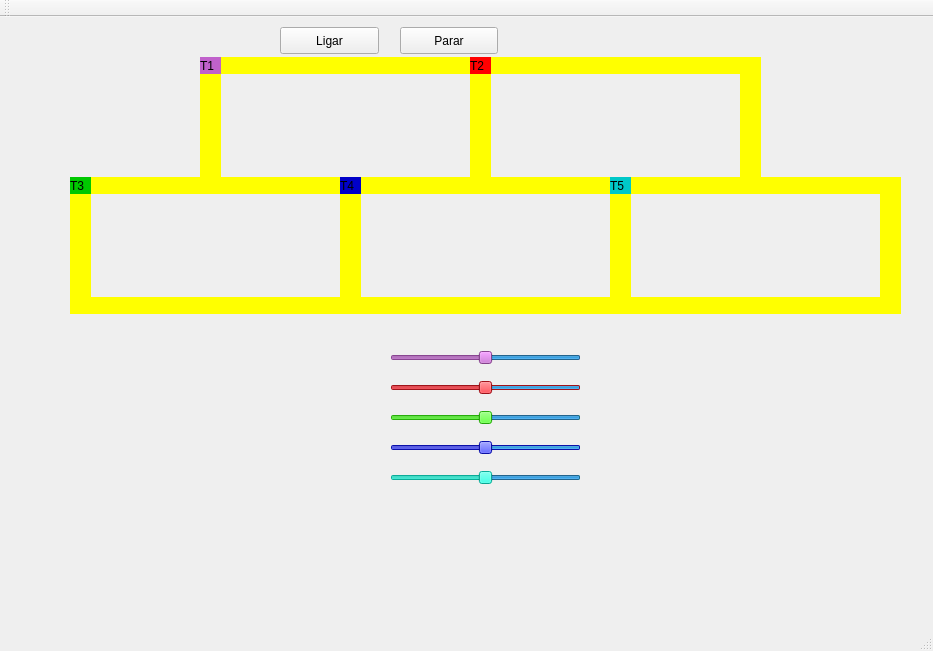
The window that mainwindow.ui (JoseLucioS/ProjetoDosTrens-SO) describes before a commit, drawn with Qt 5.
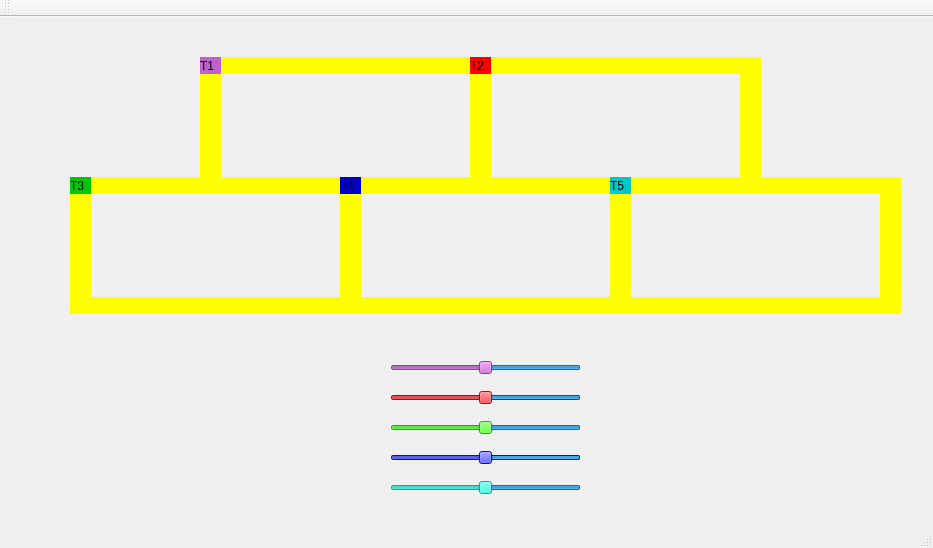
The same window after the commit.

Commit message: update: retirada dos botoes iniciar e parar

```diff
--- a/mainwindow.ui
+++ b/mainwindow.ui
@@ -7,7 +7,7 @@
     <x>0</x>
     <y>0</y>
     <width>933</width>
-    <height>651</height>
+    <height>548</height>
    </rect>
   </property>
   <property name="windowTitle">
@@ -185,32 +185,6 @@
      <string/>
     </property>
    </widget>
-   <widget class="QPushButton" name="pushButton">
-    <property name="geometry">
-     <rect>
-      <x>280</x>
-      <y>10</y>
-      <width>99</width>
-      <height>27</height>
-     </rect>
-    </property>
-    <property name="text">
-     <string>Ligar</string>
-    </property>
-   </widget>
-   <widget class="QPushButton" name="pushButton_2">
-    <property name="geometry">
-     <rect>
-      <x>400</x>
-      <y>10</y>
-      <width>98</width>
-      <height>27</height>
-     </rect>
-    </property>
-    <property name="text">
-     <string>Parar</string>
-    </property>
-   </widget>
    <widget class="QLabel" name="label_trilho4_2">
     <property name="geometry">
      <rect>
@@ -279,7 +253,7 @@
     <property name="geometry">
      <rect>
       <x>390</x>
-      <y>330</y>
+      <y>340</y>
       <width>191</width>
       <height>21</height>
      </rect>
@@ -752,7 +726,7 @@
     <property name="geometry">
      <rect>
       <x>390</x>
-      <y>360</y>
+      <y>370</y>
       <width>191</width>
       <height>21</height>
      </rect>
@@ -1684,7 +1658,7 @@
     <property name="geometry">
      <rect>
       <x>390</x>
-      <y>390</y>
+      <y>400</y>
       <width>191</width>
       <height>21</height>
      </rect>
@@ -2151,7 +2125,7 @@
     <property name="geometry">
      <rect>
       <x>390</x>
-      <y>420</y>
+      <y>430</y>
       <width>191</width>
       <height>21</height>
      </rect>
@@ -2618,7 +2592,7 @@
     <property name="geometry">
      <rect>
       <x>390</x>
-      <y>450</y>
+      <y>460</y>
       <width>191</width>
       <height>21</height>
      </rect>
```
Left out of the diff: 2 changed lines with no effect on the pictures. The commit also changes 2 other files.
